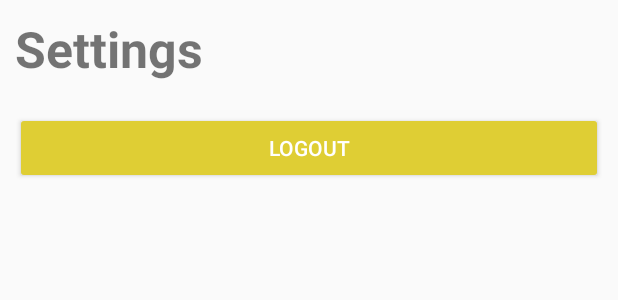
After one commit to lily514/book-app-428, an Android app: the layout settings_fragment.xml on its own in the app's theme, with its tools: preview values and no code run, on a phone screen of 412 x 824 dp. The commit adds this screen. Shown: the top 300 px of the screen. Run offline under Robolectric (Android 15) with nearby library versions, the phone set to English and light mode, and no system bars.

Commit message:
Put together the settings fragment

```diff
--- a/frontend/book-app-428/app/src/main/java/com/cs428/app/bookapp/activity/MainPresenter.java
+++ b/frontend/book-app-428/app/src/main/java/com/cs428/app/bookapp/activity/MainPresenter.java
@@ -1,7 +1,7 @@
 package com.cs428.app.bookapp.activity;
 
 import com.cs428.app.bookapp.interfaces.IClientFacade;
-import com.cs428.app.bookapp.interfaces.IHomePresenter;
+import com.cs428.app.bookapp.interfaces.Serializable;
 import com.cs428.app.bookapp.interfaces.IProfilePresenter;
 import com.cs428.app.bookapp.model.Book;
 import com.cs428.app.bookapp.model.ClientFacade;
@@ -14,7 +14,7 @@ import java.util.List;
  * Created by Lily on 3/21/18.
  */
 
-public class MainPresenter implements IHomePresenter, IProfilePresenter {
+public class MainPresenter implements Serializable, IProfilePresenter {
 
     private IClientFacade modelFacade;
     private Person person = null;
--- a/frontend/book-app-428/app/src/main/java/com/cs428/app/bookapp/activity/fragments/BookProfileFragment.java
+++ b/frontend/book-app-428/app/src/main/java/com/cs428/app/bookapp/activity/fragments/BookProfileFragment.java
@@ -18,6 +18,7 @@ import com.cs428.app.bookapp.R;
 import com.cs428.app.bookapp.activity.FragmentDrawer;
 import com.cs428.app.bookapp.adapter.BookReviewsListAdapter;
 import com.cs428.app.bookapp.interfaces.IBookPresenter;
+import com.cs428.app.bookapp.interfaces.Serializable;
 
 /**
  * Created by chees on 3/31/2018.
@@ -37,7 +38,7 @@ public class BookProfileFragment extends Fragment {
 
     public BookProfileFragment() {}
 
-    public static BookProfileFragment newInstance(IBookPresenter book) {
+    public static BookProfileFragment newInstance(Serializable book) {
         BookProfileFragment fragment = new BookProfileFragment();
         Bundle bundle = new Bundle();
         bundle.putSerializable("PRESENTER", book);
--- a/frontend/book-app-428/app/src/main/java/com/cs428/app/bookapp/interfaces/IHomePresenter.java
+++ b/frontend/book-app-428/app/src/main/java/com/cs428/app/bookapp/interfaces/Serializable.java
@@ -8,10 +8,10 @@ import java.util.List;
 
 /**
  * Created by Lily on 3/21/18.
- * IHomePresenter gives the HomeFragment access to methods on the ClientFacade
+ * Serializable gives the HomeFragment access to methods on the ClientFacade
  */
 
-public interface IHomePresenter extends Serializable {
+public interface Serializable extends java.io.Serializable {
     List<Book> getHomePageBooks();
     User getCurrentUser();
     List<Book> searchBooks(String searchString);
--- /dev/null
+++ b/frontend/book-app-428/app/src/main/res/layout/settings_fragment.xml
@@ -0,0 +1,24 @@
+<?xml version="1.0" encoding="utf-8"?>
+<LinearLayout
+    xmlns:android="http://schemas.android.com/apk/res/android"
+    android:layout_width="match_parent"
+    android:layout_height="match_parent"
+    android:orientation="vertical"
+    android:padding="10dp">
+
+    <TextView
+        android:layout_width="match_parent"
+        android:layout_height="wrap_content"
+        android:textStyle="bold"
+        android:textSize="15pt"
+        android:text="@string/title_settings"
+        android:layout_marginBottom="20dp"/>
+
+    <Button
+        android:id="@+id/logout_button"
+        android:layout_width="match_parent"
+        android:layout_height="wrap_content"
+        android:text="@string/logout"
+        style="@style/Widget.AppCompat.Button.Colored"/>
+
+</LinearLayout>
--- a/frontend/book-app-428/app/src/main/res/values/strings.xml
+++ b/frontend/book-app-428/app/src/main/res/values/strings.xml
@@ -31,6 +31,7 @@
     <string name="following">Following</string>
     <string name="reading">Reading</string>
     <string name="reviewed">Reviewed</string>
+    <string name="logout">Logout</string>
 
     <string name="placeholder">Placeholder</string>
 
```
Also changed, not shown: frontend/book-app-428/app/src/main/java/com/cs428/app/bookapp/activity/fragments/FollowingFragment.java (+4 -8 lines), frontend/book-app-428/app/src/main/java/com/cs428/app/bookapp/activity/fragments/HomeFragment.java (+3 -5 lines), frontend/book-app-428/app/src/main/java/com/cs428/app/bookapp/activity/fragments/SettingsFragment.java (+20 -19 lines).
